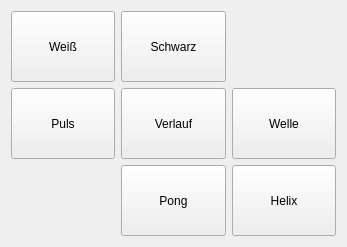
Before: the Qt Designer form Software/qlocktoo/demo/demo.ui in tfeldmann/QlockToo, drawn with Qt 5.
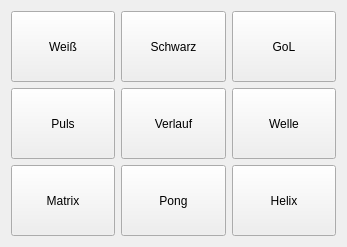
After: the same form once the commit is applied.

Commit message: added Game of Life and Matrix Demo

```diff
--- a/Software/qlocktoo/demo/demo.ui
+++ b/Software/qlocktoo/demo/demo.ui
@@ -216,6 +216,62 @@
      </property>
     </widget>
    </item>
+   <item row="4" column="0">
+    <widget class="QPushButton" name="matrix">
+     <property name="sizePolicy">
+      <sizepolicy hsizetype="Expanding" vsizetype="Expanding">
+       <horstretch>0</horstretch>
+       <verstretch>0</verstretch>
+      </sizepolicy>
+     </property>
+     <property name="focusPolicy">
+      <enum>Qt::ClickFocus</enum>
+     </property>
+     <property name="text">
+      <string>Matrix</string>
+     </property>
+     <property name="iconSize">
+      <size>
+       <width>30</width>
+       <height>30</height>
+      </size>
+     </property>
+     <property name="autoDefault">
+      <bool>false</bool>
+     </property>
+     <property name="flat">
+      <bool>false</bool>
+     </property>
+    </widget>
+   </item>
+   <item row="1" column="2">
+    <widget class="QPushButton" name="gameoflife">
+     <property name="sizePolicy">
+      <sizepolicy hsizetype="Expanding" vsizetype="Expanding">
+       <horstretch>0</horstretch>
+       <verstretch>0</verstretch>
+      </sizepolicy>
+     </property>
+     <property name="focusPolicy">
+      <enum>Qt::ClickFocus</enum>
+     </property>
+     <property name="text">
+      <string>GoL</string>
+     </property>
+     <property name="iconSize">
+      <size>
+       <width>30</width>
+       <height>30</height>
+      </size>
+     </property>
+     <property name="autoDefault">
+      <bool>false</bool>
+     </property>
+     <property name="flat">
+      <bool>false</bool>
+     </property>
+    </widget>
+   </item>
   </layout>
  </widget>
  <resources/>
```
The commit also changes 1 other file.
